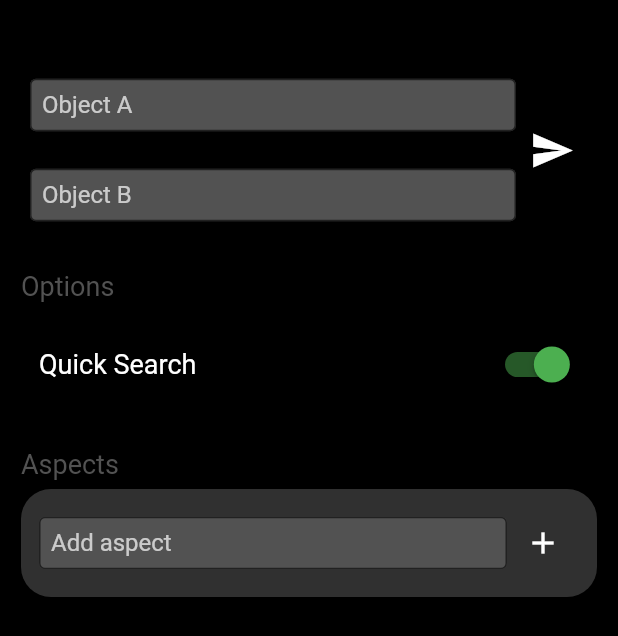
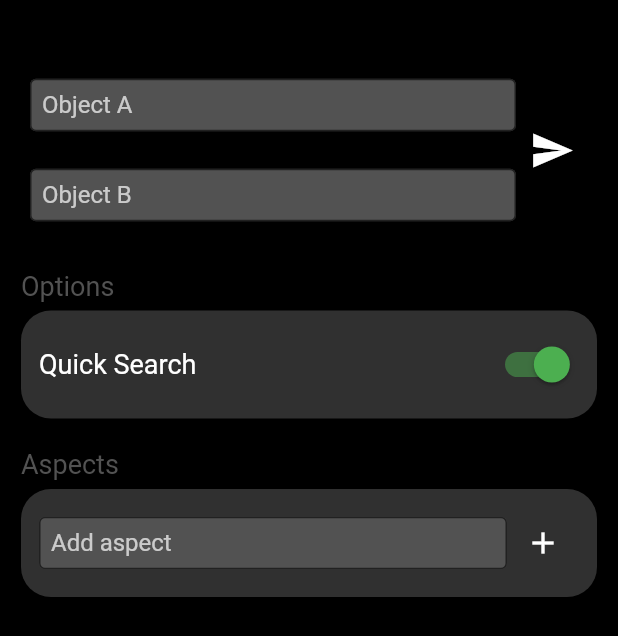
Before and after one commit to P1NHE4D/ComparatorClient, a Flutter app: the screen it shows after launch, on a phone screen of 412 x 824 dp. Shown: the top 636 px of the screen. Run offline on Flutter 3.47's test engine with Material 2 defaults, Android fonts, the phone set to English and light mode, and no system bars.

Commit message:
chore: manual git fix

```diff
--- a/lib/widgets/com_box.dart
+++ b/lib/widgets/com_box.dart
@@ -15,7 +15,7 @@ class ComBox extends StatefulWidget {
     ComBox({
         this.title,
         this.child,
-        this.backgroundColor,
+        this.backgroundColor = const Color.fromRGBO(48, 48, 48, 1),
         this.focusColor,
         this.onTap,
         this.icon,
```
